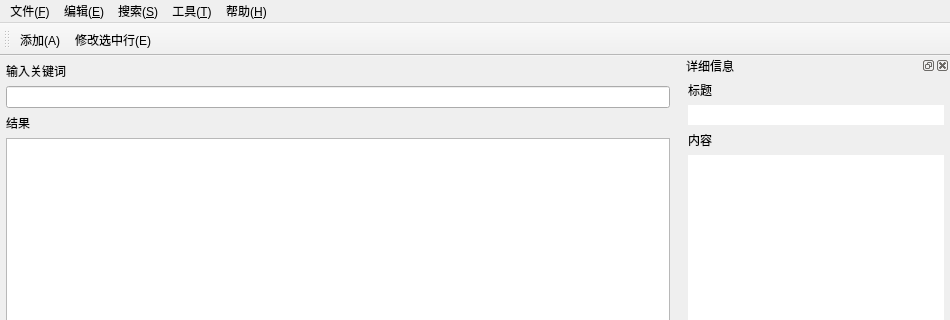
Old version of the form Raca/MainWindow.ui in the repository SkyD666/Raca; both pictures show x 0 to 950 and y 0 to 320 of the 950 by 683 pixel window.
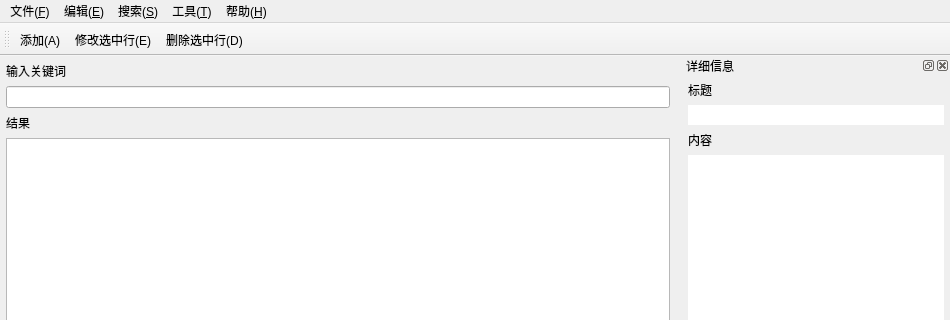
New version of the form. Icons and pictures are not drawn.

The edit to the form file:
```diff
--- a/Raca/MainWindow.ui
+++ b/Raca/MainWindow.ui
@@ -131,6 +131,7 @@
    </attribute>
    <addaction name="actionAdd"/>
    <addaction name="actionEdit"/>
+   <addaction name="actionDeleteSelectedRow"/>
   </widget>
   <widget class="QStatusBar" name="statusBar"/>
   <widget class="QDockWidget" name="dwDetailInfo">
```
Left out of the diff: 12 changed lines with no effect on the pictures.
